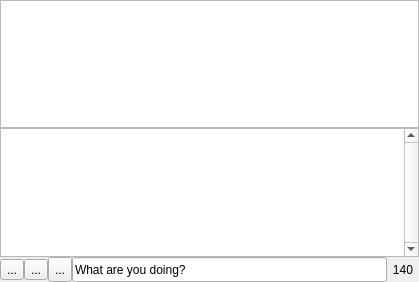
The window that mainwindow.ui (ayoy/qtwitter) describes before a commit, drawn with Qt 5.
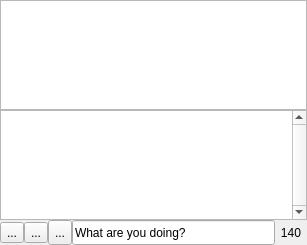
The same window after the commit. Icons and pictures are not drawn. Custom widgets are drawn as their Qt base class.

```diff
--- a/mainwindow.ui
+++ b/mainwindow.ui
@@ -5,8 +5,8 @@
    <rect>
     <x>0</x>
     <y>0</y>
-    <width>419</width>
-    <height>282</height>
+    <width>307</width>
+    <height>245</height>
    </rect>
   </property>
   <property name="windowTitle" >
@@ -25,8 +25,8 @@
       <string>&lt;!DOCTYPE HTML PUBLIC "-//W3C//DTD HTML 4.0//EN" "http://www.w3.org/TR/REC-html40/strict.dtd">
 &lt;html>&lt;head>&lt;meta name="qrichtext" content="1" />&lt;style type="text/css">
 p, li { white-space: pre-wrap; }
-&lt;/style>&lt;/head>&lt;body style=" font-family:'Lucida Grande'; font-size:13pt; font-weight:400; font-style:normal;">
-&lt;p style="-qt-paragraph-type:empty; margin-top:0px; margin-bottom:0px; margin-left:0px; margin-right:0px; -qt-block-indent:0; text-indent:0px; font-family:'MS Shell Dlg 2'; font-size:8pt;">&lt;/p>&lt;/body>&lt;/html></string>
+&lt;/style>&lt;/head>&lt;body style=" font-family:'MS Shell Dlg 2'; font-size:8.25pt; font-weight:400; font-style:normal;">
+&lt;p style="-qt-paragraph-type:empty; margin-top:0px; margin-bottom:0px; margin-left:0px; margin-right:0px; -qt-block-indent:0; text-indent:0px; font-size:8pt;">&lt;/p>&lt;/body>&lt;/html></string>
      </property>
     </widget>
    </item>
```
